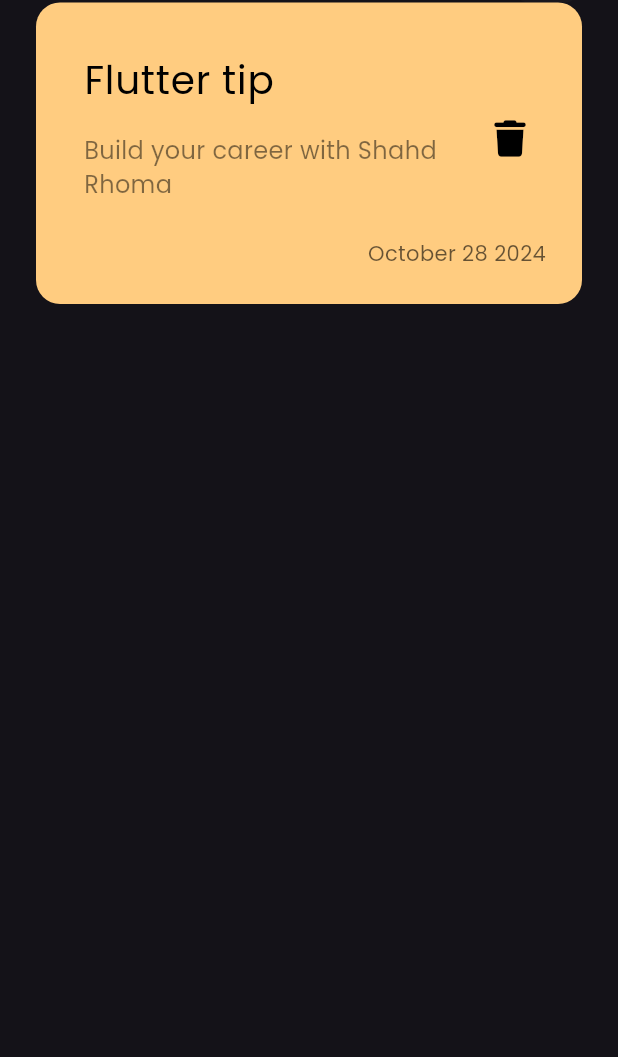
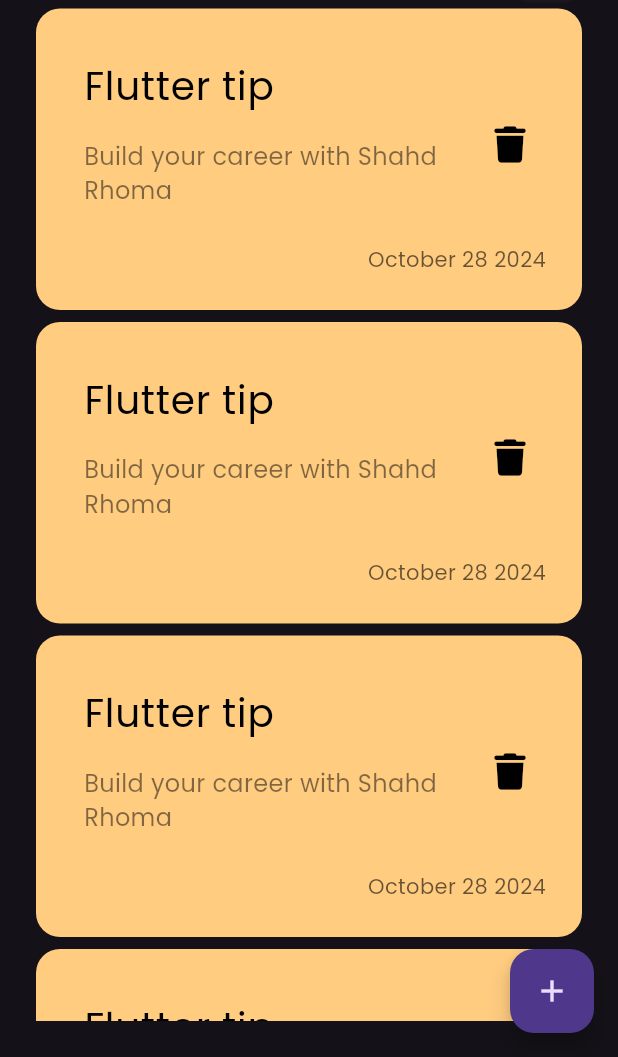
Before and after one commit to shahdrhoma/notes_app, a Flutter app: the screen it shows after launch, on a phone screen of 412 x 824 dp, the part 179-1236 px from its top. Run offline on Flutter 3.47's test engine with Material 3 defaults, Android fonts, the phone set to English and light mode, and no system bars; our stand-ins replace font_awesome_flutter.

Commit message:
list view and floating point

```diff
--- a/lib/views/notes_view.dart
+++ b/lib/views/notes_view.dart
@@ -7,6 +7,10 @@ class NotesView extends StatelessWidget {
   @override
   Widget build(BuildContext context) {
     return Scaffold(
+      floatingActionButton: FloatingActionButton(
+        onPressed: () {},
+        child: Icon(Icons.add),
+      ),
       body: NotesViewBody(),
     );
   }
--- a/lib/views/widgets/notes_item.dart
+++ b/lib/views/widgets/notes_item.dart
@@ -16,7 +16,7 @@ class NotesItem extends StatelessWidget {
         crossAxisAlignment: CrossAxisAlignment.end,
         children: [
           ListTile(
-            title: Text(
+            title: const Text(
               'Flutter tip',
               style: TextStyle(color: Colors.black, fontSize: 26),
             ),
@@ -30,7 +30,7 @@ class NotesItem extends StatelessWidget {
             ),
             trailing: IconButton(
                 onPressed: () {},
-                icon: Icon(
+                icon: const Icon(
                   FontAwesomeIcons.trash,
                   color: Colors.black,
                   size: 24,
--- /dev/null
+++ b/lib/views/widgets/notes_list_view.dart
@@ -0,0 +1,16 @@
+import 'package:flutter/material.dart';
+import 'package:notes_app/views/widgets/notes_item.dart';
+
+class NotesListView extends StatelessWidget {
+  const NotesListView({super.key});
+
+  @override
+  Widget build(BuildContext context) {
+    return ListView.builder(itemBuilder: (context, index) {
+      return Padding(
+        padding: const EdgeInsets.symmetric(vertical: 4),
+        child: const NotesItem(),
+      );
+    });
+  }
+}
--- a/lib/views/widgets/notes_view_body.dart
+++ b/lib/views/widgets/notes_view_body.dart
@@ -1,6 +1,7 @@
 import 'package:flutter/material.dart';
 import 'package:notes_app/views/widgets/custom_app_bar.dart';
 import 'package:notes_app/views/widgets/notes_item.dart';
+import 'package:notes_app/views/widgets/notes_list_view.dart';
 
 class NotesViewBody extends StatelessWidget {
   const NotesViewBody({super.key});
@@ -15,7 +16,7 @@ class NotesViewBody extends StatelessWidget {
             height: 50,
           ),
           CustomAppBar(),
-          NotesItem(),
+          Expanded(child: NotesListView()),
         ],
       ),
     );
```
